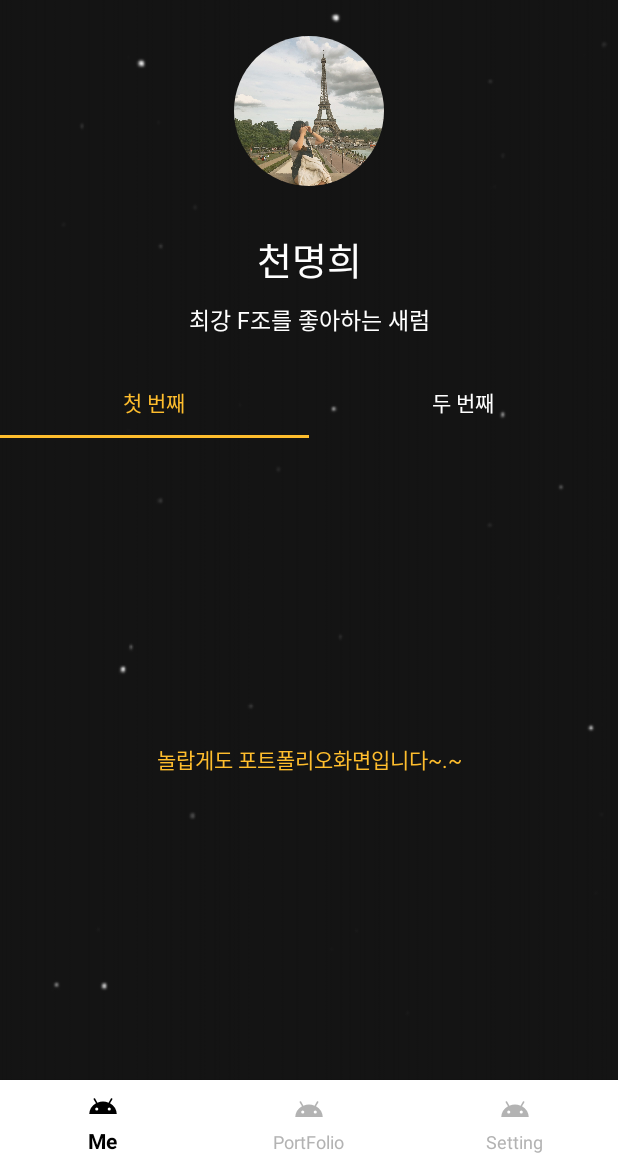
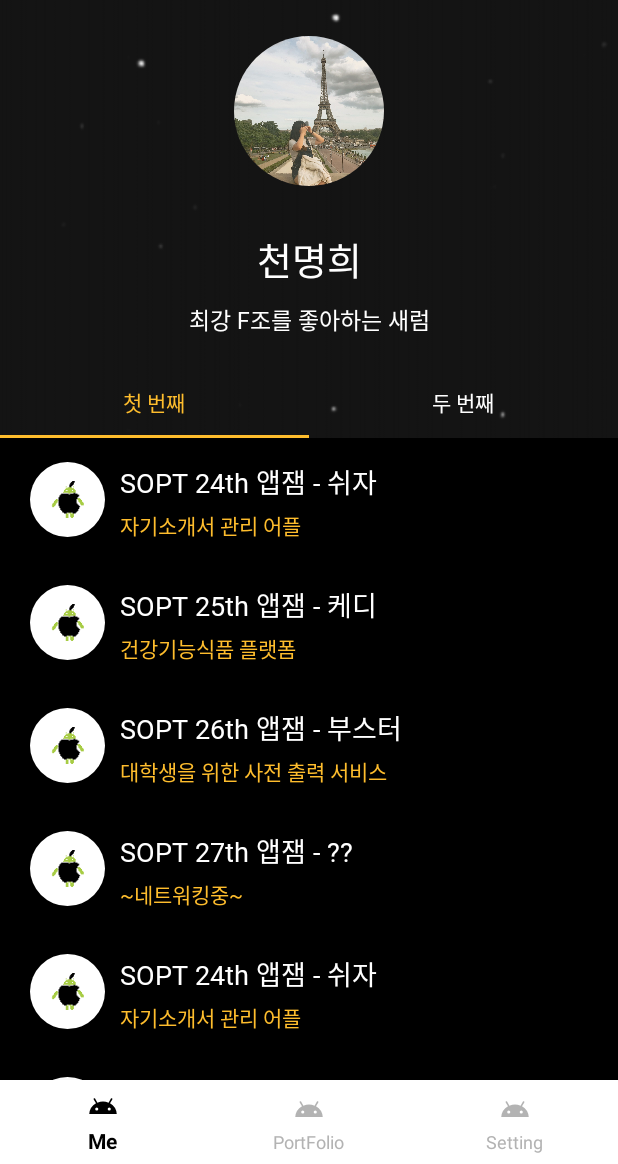
Before and after one commit to ONSOPTFunAndroid/MH-ONSOPTAssignment, an Android app: the PortfolioFragment screen opened directly, with no data from a screen before it, on a phone screen of 412 x 824 dp, the part 72-1236 px from its top. Run offline under Robolectric (Android 15) with nearby library versions, the light colour scheme and no system bars; our stand-ins replace CircleImageView, data binding.

Commit message:
[feat] #3 RecyclerView 및 상세페이지 추가

```diff
--- /dev/null
+++ b/app/src/main/java/com/example/mh_onsopt_assignment/feature/portfolio/PortfolioAdapter.kt
@@ -0,0 +1,53 @@
+package com.example.mh_onsopt_assignment.feature.portfolio
+
+import android.content.Context
+import android.content.Intent
+import android.view.LayoutInflater
+import android.view.ViewGroup
+import androidx.databinding.DataBindingUtil
+import androidx.recyclerview.widget.RecyclerView
+import com.example.mh_onsopt_assignment.R
+import com.example.mh_onsopt_assignment.databinding.RvItemPortfolioBinding
+import com.example.mh_onsopt_assignment.vo.PortfolioListData
+
+class PortfolioAdapter(private val context: Context) : RecyclerView.Adapter<PortfolioViewHolder>() {
+    var data = mutableListOf<PortfolioListData>()
+
+    override fun onCreateViewHolder(parent: ViewGroup, viewType: Int): PortfolioViewHolder {
+        val binding:RvItemPortfolioBinding = DataBindingUtil.inflate(
+            LayoutInflater.from(parent.context),
+            R.layout.rv_item_portfolio,
+            parent,
+            false
+        )
+
+        return PortfolioViewHolder(binding)
+    }
+
+    override fun onBindViewHolder(holder: PortfolioViewHolder, position: Int) {
+        data[position].let {
+            holder.bind(it)
+        }
+
+        holder.itemView.setOnClickListener {
+            val detailIntent = Intent(context, PortfolioDetailActivity::class.java)
+
+
+            detailIntent.putExtra("image",data[position].image)
+            detailIntent.putExtra("title",data[position].title)
+            detailIntent.putExtra("sub",data[position].subTitle)
+            detailIntent.putExtra("date",data[position].date)
+            detailIntent.putExtra("contents",data[position].contents)
+
+            context.startActivity(detailIntent)
+        }
+    }
+
+    override fun getItemCount(): Int = data.size
+}
+
+class PortfolioViewHolder(val binding: RvItemPortfolioBinding) : RecyclerView.ViewHolder(binding.root){
+    fun bind(item: PortfolioListData){
+        binding.item = item
+    }
+}
--- a/app/src/main/java/com/example/mh_onsopt_assignment/feature/portfolio/PortfolioFragment.kt
+++ b/app/src/main/java/com/example/mh_onsopt_assignment/feature/portfolio/PortfolioFragment.kt
@@ -5,15 +5,39 @@ import androidx.fragment.app.Fragment
 import android.view.LayoutInflater
 import android.view.View
 import android.view.ViewGroup
+import androidx.databinding.DataBindingUtil
 import com.example.mh_onsopt_assignment.R
+import com.example.mh_onsopt_assignment.databinding.FragmentPortfolioBinding
+import com.example.mh_onsopt_assignment.vo.DummyPortfolioList
+import com.example.mh_onsopt_assignment.vo.PortfolioListData
 
 class PortfolioFragment : Fragment() {
+    lateinit var binding: FragmentPortfolioBinding
+    lateinit var portfolioAdapter: PortfolioAdapter
+    private var portfolioList = DummyPortfolioList()
 
     override fun onCreateView(
         inflater: LayoutInflater, container: ViewGroup?,
         savedInstanceState: Bundle?
     ): View? {
-        // Inflate the layout for this fragment
-        return inflater.inflate(R.layout.fragment_portfolio, container, false)
+        binding = DataBindingUtil.inflate(inflater,R.layout.fragment_portfolio, container, false)
+        binding.lifecycleOwner = viewLifecycleOwner
+        return  binding.root
+    }
+
+    override fun onActivityCreated(savedInstanceState: Bundle?) {
+        super.onActivityCreated(savedInstanceState)
+
+        initRvList()
+    }
+
+    private fun initRvList(){
+        portfolioAdapter = PortfolioAdapter(requireContext())
+
+        binding.rvPortfolio.adapter = portfolioAdapter
+
+        portfolioAdapter.data = portfolioList.getPortfolioList()
+
+        portfolioAdapter.notifyDataSetChanged()
     }
 }
--- /dev/null
+++ b/app/src/main/java/com/example/mh_onsopt_assignment/util/BindingAdapter.kt
@@ -0,0 +1,17 @@
+package com.example.mh_onsopt_assignment.util
+
+import android.widget.ImageView
+import androidx.databinding.BindingAdapter
+import com.bumptech.glide.Glide
+
+object BindingAdapter {
+
+    @JvmStatic
+    @BindingAdapter("setImage")
+    fun setImage(view: ImageView, res: Int?) {
+        Glide.with(view.context)
+            .load(res)
+            .into(view)
+
+    }
+}
--- /dev/null
+++ b/app/src/main/java/com/example/mh_onsopt_assignment/vo/DummyPortfolioList.kt
@@ -0,0 +1,66 @@
+package com.example.mh_onsopt_assignment.vo
+
+import com.example.mh_onsopt_assignment.R
+
+class DummyPortfolioList {
+    fun getPortfolioList() : MutableList<PortfolioListData>{
+        return mutableListOf(
+            PortfolioListData(
+                image = R.drawable.client3,
+                title = "SOPT 24th 앱잼 - 쉬자",
+                subTitle = "자기소개서 관리 어플",
+                date = "2019.07.03",
+                contents = "쉬자때는 TI로 참여했습니다. 미정이를 이때 처음 만났어요"
+            ),
+            PortfolioListData(
+                image = R.drawable.client3,
+                title = "SOPT 25th 앱잼 - 케디",
+                subTitle = "건강기능식품 플랫폼",
+                date = "2019.12.23",
+                contents = "케디때는 안드로이드 파트로 참여했습니다. 연말 파티를 많이 했습니다"
+            ),
+            PortfolioListData(
+                image = R.drawable.client3,
+                title = "SOPT 26th 앱잼 - 부스터",
+                subTitle = "대학생을 위한 사전 출력 서비스",
+                date = "2020.08.01",
+                contents = "부스터때는 서버 파트로 참여했습니다. 제일 많이 놀았어요"
+            ),
+            PortfolioListData(
+                image = R.drawable.client3,
+                title = "SOPT 27th 앱잼 - ??",
+                subTitle = "~네트워킹중~",
+                date = "2020.12.26",
+                contents = "어느 팀을 가던 열심히 재밌게 할 거예요"
+            ),
+            PortfolioListData(
+                image = R.drawable.client3,
+                title = "SOPT 24th 앱잼 - 쉬자",
+                subTitle = "자기소개서 관리 어플",
+                date = "2019.07.03",
+                contents = "쉬자때는 TI로 참여했습니다. 미정이를 이때 처음 만났어요"
+            ),
+            PortfolioListData(
+                image = R.drawable.client3,
+                title = "SOPT 25th 앱잼 - 케디",
+                subTitle = "건강기능식품 플랫폼",
+                date = "2019.12.23",
+                contents = "케디때는 안드로이드 파트로 참여했습니다. 연말 파티를 많이 했습니다"
+            ),
+            PortfolioListData(
+                image = R.drawable.client3,
+                title = "SOPT 26th 앱잼 - 부스터",
+                subTitle = "대학생을 위한 사전 출력 서비스",
+                date = "2020.08.01",
+                contents = "부스터때는 서버 파트로 참여했습니다. 제일 많이 놀았어요"
+            ),
+            PortfolioListData(
+                image = R.drawable.client3,
+                title = "SOPT 27th 앱잼 - ??",
+                subTitle = "~네트워킹중~",
+                date = "2020.12.26",
+                contents = "어느 팀을 가던 열심히 재밌게 할 거예요"
+            )
+        )
+    }
+}
--- /dev/null
+++ b/app/src/main/java/com/example/mh_onsopt_assignment/vo/PortfolioListData.kt
@@ -0,0 +1,9 @@
+package com.example.mh_onsopt_assignment.vo
+
+data class PortfolioListData(
+    val image: Int,
+    val title: String,
+    val subTitle: String,
+    val date: String,
+    val contents: String
+)
--- a/app/src/main/res/layout/fragment_portfolio.xml
+++ b/app/src/main/res/layout/fragment_portfolio.xml
@@ -1,20 +1,28 @@
 <?xml version="1.0" encoding="utf-8"?>
-<androidx.constraintlayout.widget.ConstraintLayout xmlns:android="http://schemas.android.com/apk/res/android"
-    xmlns:app="http://schemas.android.com/apk/res-auto"
-    xmlns:tools="http://schemas.android.com/tools"
-    android:layout_width="match_parent"
-    android:layout_height="match_parent"
-    tools:context=".feature.portfolio.PortfolioFragment">
+<layout xmlns:tools="http://schemas.android.com/tools"
+    xmlns:android="http://schemas.android.com/apk/res/android"
+    xmlns:app="http://schemas.android.com/apk/res-auto">
 
-    <!-- TODO: Update blank fragment layout -->
-    <TextView
-        android:layout_width="wrap_content"
-        android:layout_height="wrap_content"
-        android:text="놀랍게도 포트폴리오화면입니다~.~"
-        android:textColor="@color/yellow"
-        app:layout_constraintBottom_toBottomOf="parent"
-        app:layout_constraintEnd_toEndOf="parent"
-        app:layout_constraintStart_toStartOf="parent"
-        app:layout_constraintTop_toTopOf="parent" />
+    <data>
+        <variable
+            name="fm"
+            type="com.example.mh_onsopt_assignment.feature.portfolio.PortfolioFragment" />
+    </data>
 
-</androidx.constraintlayout.widget.ConstraintLayout>
+    <androidx.constraintlayout.widget.ConstraintLayout
+        android:layout_width="match_parent"
+        android:layout_height="match_parent"
+        tools:context=".feature.portfolio.PortfolioFragment">
+
+        <androidx.recyclerview.widget.RecyclerView
+            android:id="@+id/rv_portfolio"
+            android:layout_width="match_parent"
+            android:layout_height="match_parent"
+            android:orientation="vertical"
+            app:layoutManager="androidx.recyclerview.widget.LinearLayoutManager"
+            app:layout_constraintEnd_toEndOf="parent"
+            app:layout_constraintStart_toStartOf="parent"
+            app:layout_constraintTop_toTopOf="parent"
+            tools:listitem="@layout/rv_item_portfolio" />
+    </androidx.constraintlayout.widget.ConstraintLayout>
+</layout>
--- /dev/null
+++ b/app/src/main/res/layout/rv_item_portfolio.xml
@@ -0,0 +1,59 @@
+<?xml version="1.0" encoding="utf-8"?>
+<layout
+    xmlns:android="http://schemas.android.com/apk/res/android"
+    xmlns:app="http://schemas.android.com/apk/res-auto">
+
+    <data>
+        <variable
+            name="item"
+            type="com.example.mh_onsopt_assignment.vo.PortfolioListData" />
+    </data>
+
+    <androidx.constraintlayout.widget.ConstraintLayout
+        android:layout_width="match_parent"
+        android:layout_height="wrap_content"
+        android:background="@color/black">
+
+        <de.hdodenhof.circleimageview.CircleImageView
+            android:id="@+id/circleImageView"
+            setImage="@{item.image}"
+            android:layout_width="50dp"
+            android:layout_height="50dp"
+            android:layout_marginStart="20dp"
+            android:layout_marginLeft="20dp"
+            android:layout_marginTop="16dp"
+            android:layout_marginBottom="16dp"
+            android:src="@drawable/client3"
+            app:layout_constraintBottom_toBottomOf="parent"
+            app:layout_constraintStart_toStartOf="parent"
+            app:layout_constraintTop_toTopOf="parent" />
+
+        <TextView
+            android:id="@+id/textView7"
+            android:layout_width="wrap_content"
+            android:layout_height="wrap_content"
+            android:layout_marginStart="10dp"
+            android:layout_marginLeft="10dp"
+            android:fontFamily="@font/notosanskr_bold"
+            android:includeFontPadding="false"
+            android:text="@{item.title}"
+            android:textColor="@color/white"
+            android:textSize="18sp"
+            app:layout_constraintStart_toEndOf="@+id/circleImageView"
+            app:layout_constraintTop_toTopOf="@+id/circleImageView" />
+
+        <TextView
+            android:id="@+id/textView8"
+            android:layout_width="wrap_content"
+            android:layout_height="wrap_content"
+            android:layout_marginTop="5dp"
+            android:fontFamily="@font/notosanskr_medium"
+            android:includeFontPadding="false"
+            android:text="@{item.subTitle}"
+            android:textColor="@color/yellow"
+            android:textSize="14sp"
+            app:layout_constraintStart_toStartOf="@+id/textView7"
+            app:layout_constraintTop_toBottomOf="@+id/textView7" />
+
+    </androidx.constraintlayout.widget.ConstraintLayout>
+</layout>
```
Also changed, not shown: app/build.gradle (+9 -0 lines), app/src/main/AndroidManifest.xml (+6 -6 lines), app/src/main/java/com/example/mh_onsopt_assignment/feature/portfolio/PortfolioDetailActivity.kt (added, +29 -0 lines), app/src/main/res/layout/activity_portfolio_detail.xml (added, +123 -0 lines), app/src/main/res/drawable-v24/client3.png (added).
